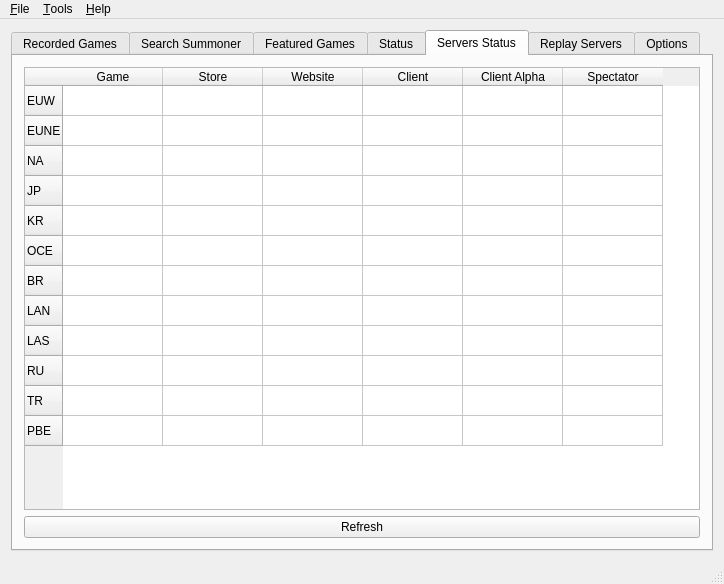
This is src/mainwindow.ui in Aztorius/legendsreplay as Qt 5 draws it before an edit. The edited form follows.
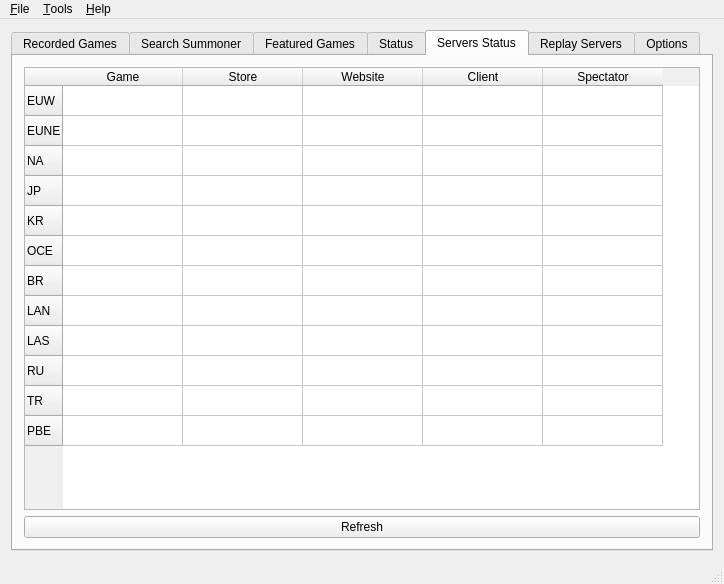
This is the edited form. The open tabs and pages were chosen to show the change. Icons and pictures are not drawn.

Commit message: Remove ClientAlpha column under Server Status

The edit to the form file:
```diff
--- a/src/mainwindow.ui
+++ b/src/mainwindow.ui
@@ -777,6 +777,12 @@
           <property name="selectionMode">
            <enum>QAbstractItemView::SingleSelection</enum>
           </property>
+          <attribute name="horizontalHeaderDefaultSectionSize">
+           <number>120</number>
+          </attribute>
+          <attribute name="horizontalHeaderMinimumSectionSize">
+           <number>28</number>
+          </attribute>
           <row>
            <property name="text">
             <string notr="true">EUW</string>
@@ -857,11 +863,6 @@
             <string>Client</string>
            </property>
           </column>
-          <column>
-           <property name="text">
-            <string>Client Alpha</string>
-           </property>
-          </column>
           <column>
            <property name="text">
             <string>Spectator</string>
```
Left out of the diff: 2 changed lines with no effect on the pictures. The commit also changes 1 other file.
